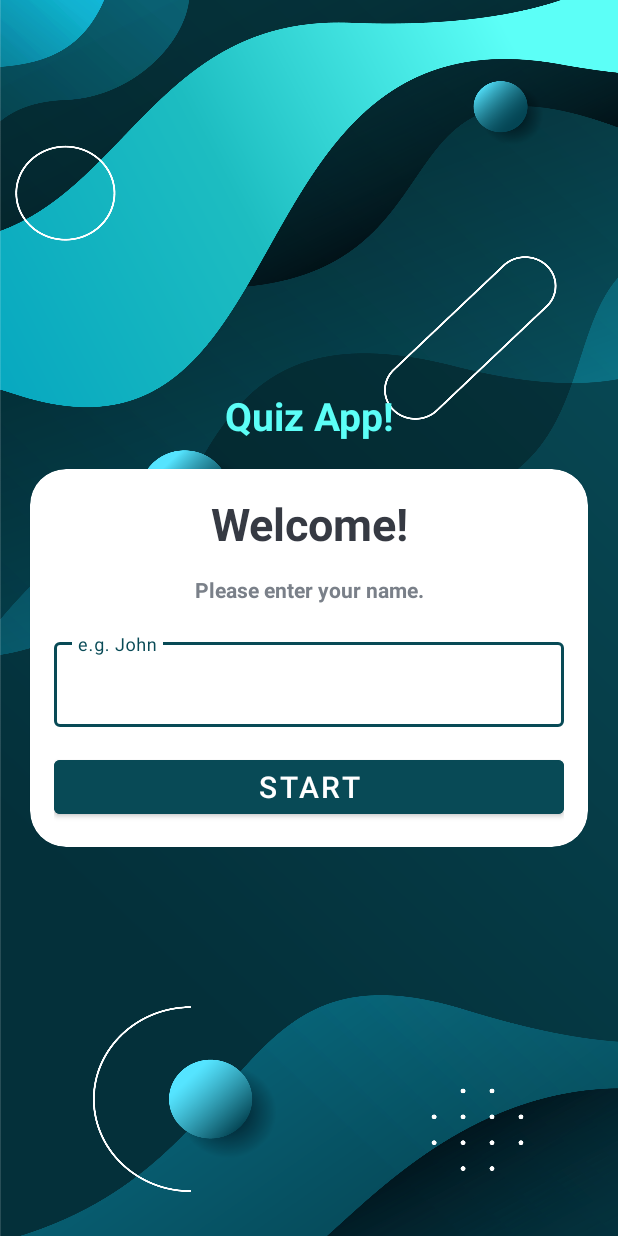
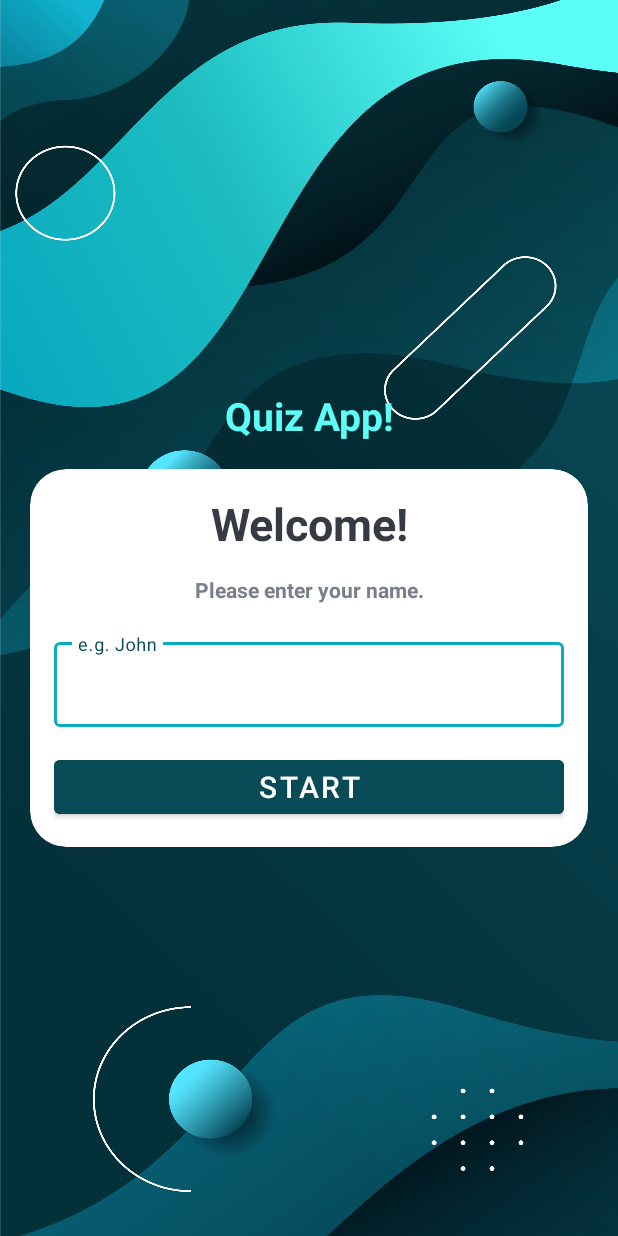
Before and after one commit to TCompton88/Quiz-App, an Android app: the screen it shows after launch (MainActivity), on a phone screen of 412 x 824 dp. Run offline under Robolectric (Android 15) with nearby library versions, the phone set to English and light mode, and no system bars.

Commit message:
Question Activity buttons are now interactive when clickable. UI and color palette changes made.

```diff
--- a/app/src/main/java/com/example/myapplication/MainActivity.kt
+++ b/app/src/main/java/com/example/myapplication/MainActivity.kt
@@ -6,6 +6,7 @@ import android.os.Bundle
 import android.widget.Button
 import android.widget.EditText
 import android.widget.Toast
+
 
 class MainActivity : AppCompatActivity() {
     override fun onCreate(savedInstanceState: Bundle?) {
--- a/app/src/main/res/layout/activity_main.xml
+++ b/app/src/main/res/layout/activity_main.xml
@@ -26,6 +26,7 @@
         android:layout_marginStart="20dp"
         android:layout_marginEnd="20dp"
         android:background="@color/white"
+        android:backgroundTint="@color/white"
         app:cardCornerRadius="24dp"
         >
 
@@ -60,17 +61,19 @@
                 android:layout_width="match_parent"
                 android:layout_height="match_parent"
                 style="@style/Widget.MaterialComponents.TextInputLayout.OutlinedBox"
-                android:layout_marginTop="20dp">
+                android:layout_marginTop="20dp"
+                app:boxStrokeColor="@color/contrast">
 
                 <com.google.android.material.textfield.TextInputEditText
                     android:id="@+id/et_name"
                     android:layout_width="match_parent"
                     android:layout_height="wrap_content"
                     android:hint="@string/e_g_john"
+                    android:textSize="16sp"
                     android:inputType="textCapWords"
-                    android:textColor="#363A43"
-                    android:textColorHint="#7A8089"
-                    tools:ignore="TextContrastCheck"/>
+                    android:textColor="@color/btnBG"
+                    android:textColorHint="@color/btnBG"/>
+
             </com.google.android.material.textfield.TextInputLayout>
 
             <Button
--- a/app/src/main/res/layout/activity_quiz_questions.xml
+++ b/app/src/main/res/layout/activity_quiz_questions.xml
@@ -5,6 +5,8 @@
     android:layout_height="match_parent"
     android:fillViewport="true"
     android:gravity="center"
+    android:backgroundTint="@color/contrast"
+    android:background="@color/contrast"
     tools:context=".QuizQuestionsActivity">
 
     <LinearLayout
@@ -47,6 +49,7 @@
                 android:layout_height="wrap_content"
                 android:layout_weight="1"
                 android:max="10"
+                android:progressTint="@color/white"
                 android:indeterminate="false"
                 android:minHeight="50dp"
                 android:progress="0" />
@@ -58,6 +61,7 @@
                 android:gravity="center"
                 android:padding="15dp"
                 android:textSize="14sp"
+                android:textColor="@color/btnBG"
                 tools:text="0/9"/>
         </LinearLayout>
 
--- a/app/src/main/res/values-night/themes.xml
+++ b/app/src/main/res/values-night/themes.xml
@@ -1,9 +1,9 @@
 <resources xmlns:tools="http://schemas.android.com/tools">
     <!-- Base application theme. -->
-    <style name="Theme.QuizApp" parent="Theme.MaterialComponents.DayNight.DarkActionBar">
+    <style name="Theme.QuizApp" parent="Theme.MaterialComponents.DayNight.NoActionBar">
         <!-- Primary brand color. -->
-        <item name="colorPrimary">@color/purple_200</item>
-        <item name="colorPrimaryVariant">@color/purple_700</item>
+        <item name="colorPrimary">@color/purple_500</item>
+        <item name="colorPrimaryVariant">@color/purple_500</item>
         <item name="colorOnPrimary">@color/black</item>
         <!-- Secondary brand color. -->
         <item name="colorSecondary">@color/teal_200</item>
--- a/app/src/main/res/values/colors.xml
+++ b/app/src/main/res/values/colors.xml
@@ -8,4 +8,5 @@
     <color name="black">#FF000000</color>
     <color name="white">#FFFFFFFF</color>
     <color name="btnBG">#084A56</color>
+    <color name="contrast">#08ABBF</color>
 </resources>
```
Also changed, not shown: app/src/main/java/com/example/myapplication/QuizQuestionsActivity.kt (+73 -2 lines).
